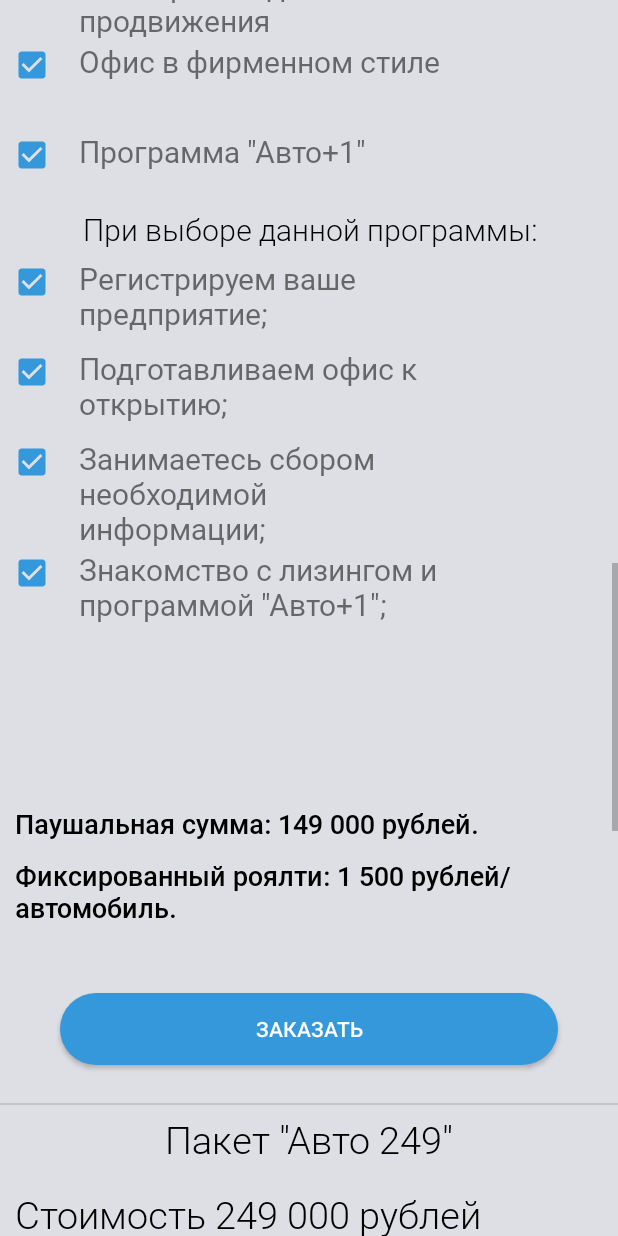
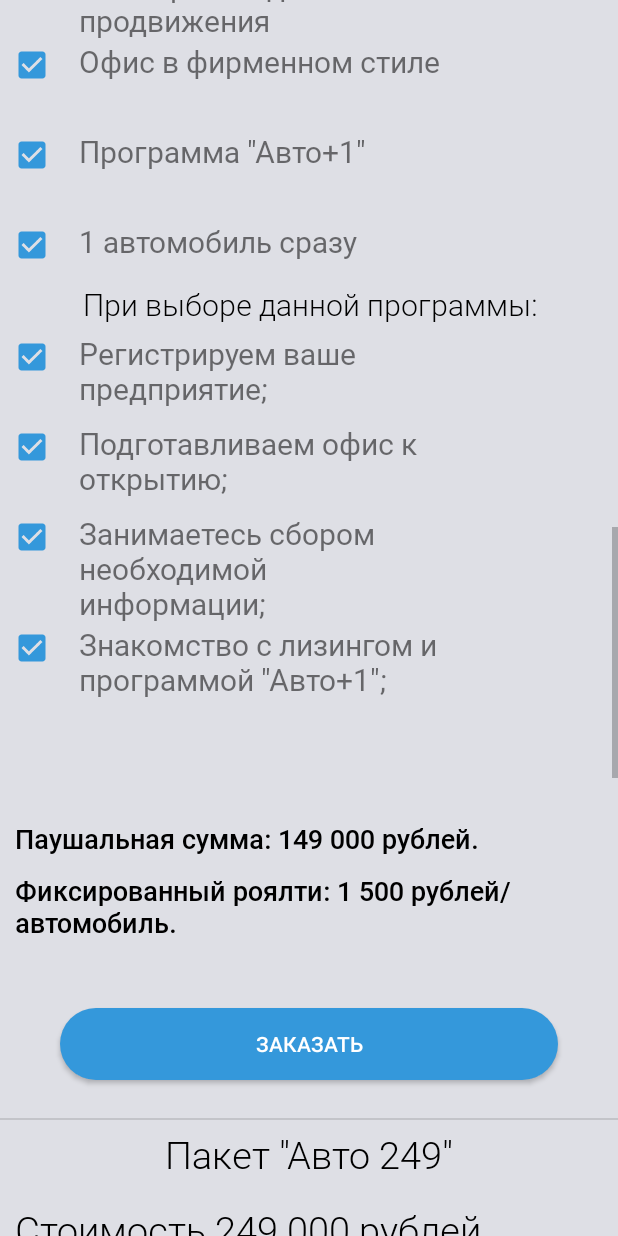
Before and after one commit to kostya05983/auto_aliance, an Android app: the FranchisingActivity screen opened directly, with no data from a screen before it, scrolled down 1730 dp, on a phone screen of 412 x 824 dp. Run offline under Robolectric (Android 15) with nearby library versions, the phone set to English and light mode, and no system bars.

Commit message:
fix height

```diff
--- a/app/src/main/res/layout/activity_franchising.xml
+++ b/app/src/main/res/layout/activity_franchising.xml
@@ -18,7 +18,7 @@
         >
         <LinearLayout
             android:orientation="vertical"
-            android:minHeight="3800dp"
+            android:minHeight="4060dp"
             android:layout_width="match_parent"
             android:layout_height="wrap_content"
             android:background="@color/main_background_color"
--- a/app/src/main/res/layout/franshing_cell_grid2.xml
+++ b/app/src/main/res/layout/franshing_cell_grid2.xml
@@ -36,7 +36,7 @@
         android:layout_height="wrap_content"
         android:layout_weight="1"
         android:orientation="vertical"
-        android:minHeight="580dp"
+        android:minHeight="630dp"
         >
         <ListView
             android:id="@+id/section1_list_1"
@@ -65,7 +65,7 @@
         android:layout_height="wrap_content"
         android:layout_weight="1"
         android:orientation="vertical"
-        android:minHeight="360dp"
+        android:minHeight="320dp"
         >
         <ListView
             android:id="@+id/section1_list_2"
--- a/app/src/main/res/layout/franshing_cell_grid_2.xml
+++ b/app/src/main/res/layout/franshing_cell_grid_2.xml
@@ -37,7 +37,7 @@
         android:layout_height="wrap_content"
         android:layout_weight="1"
         android:orientation="vertical"
-        android:minHeight="600dp"
+        android:minHeight="830dp"
         >
         <ListView
             android:id="@+id/section2_list_1"
--- a/app/src/main/res/layout/franshing_cell_grid_3.xml
+++ b/app/src/main/res/layout/franshing_cell_grid_3.xml
@@ -45,9 +45,9 @@
         android:background="@drawable/button_franchising"
         android:layout_marginLeft="40dp"
         android:layout_marginRight="40dp"
-        android:layout_marginTop="30dp"
+        android:layout_marginTop="15dp"
         android:text="@string/order_grid_button"
-        android:layout_marginBottom="15dp"
+        android:layout_marginBottom="30dp"
         android:textColor="@color/colorWhite"
         android:onClick="orderingMethod"
         />
```
